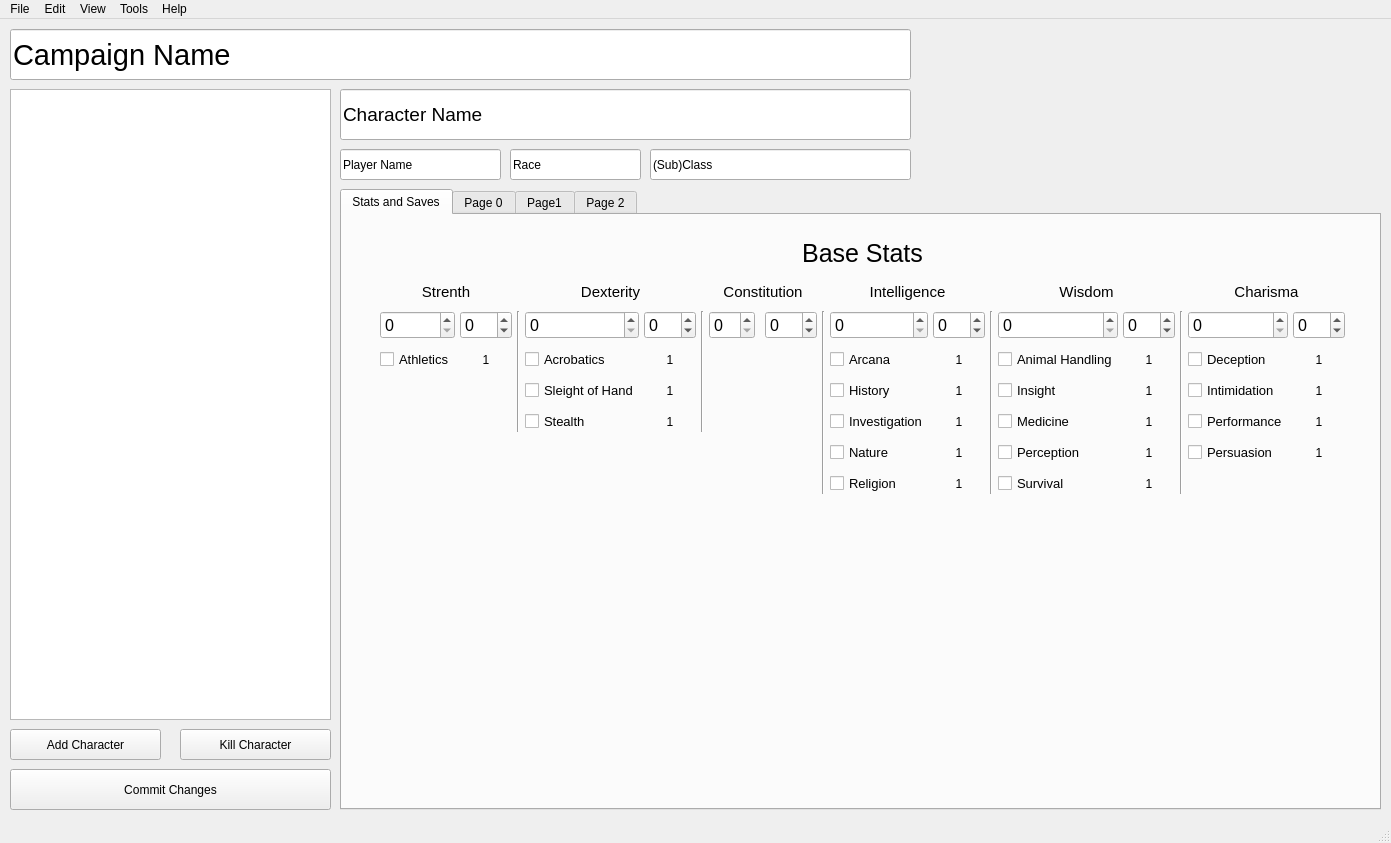
mng-25/DungeonManager, file dmanager.ui: the form before one commit.
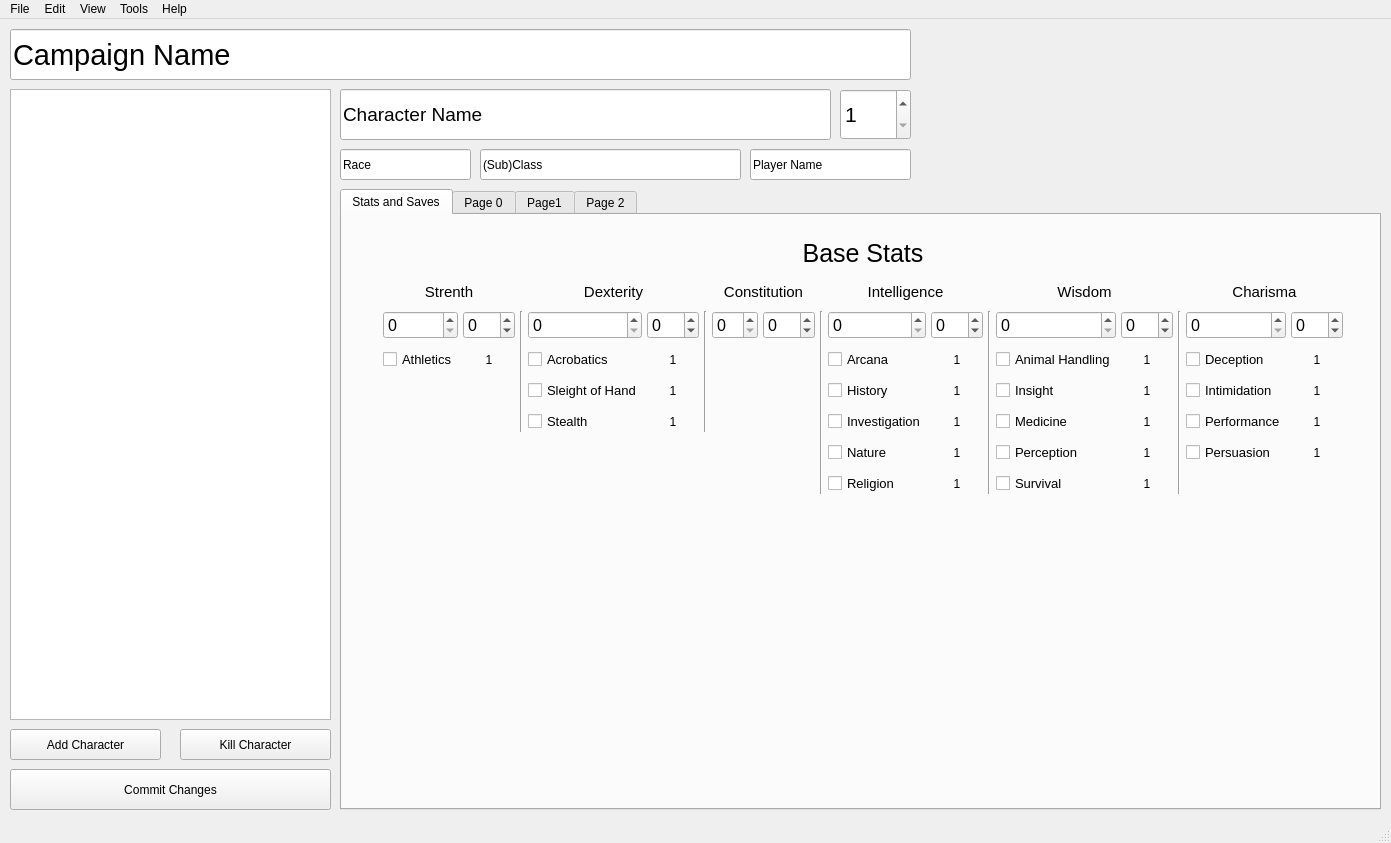
The form after the commit.

Patch:
```diff
--- a/dmanager.ui
+++ b/dmanager.ui
@@ -676,15 +676,6 @@
          </property>
         </widget>
        </item>
-       <item row="2" column="9">
-        <widget class="QSpinBox" name="conBaseSpin">
-         <property name="font">
-          <font>
-           <pointsize>12</pointsize>
-          </font>
-         </property>
-        </widget>
-       </item>
        <item row="7" column="19">
         <widget class="QLabel" name="srvl_val">
          <property name="text">
@@ -822,6 +813,31 @@
          </property>
         </widget>
        </item>
+       <item row="2" column="9" colspan="2">
+        <widget class="QSpinBox" name="conBaseSpin">
+         <property name="font">
+          <font>
+           <pointsize>12</pointsize>
+          </font>
+         </property>
+        </widget>
+       </item>
+       <item row="3" column="9" colspan="2">
+        <spacer name="horizontalSpacer_12">
+         <property name="orientation">
+          <enum>Qt::Horizontal</enum>
+         </property>
+         <property name="sizeType">
+          <enum>QSizePolicy::MinimumExpanding</enum>
+         </property>
+         <property name="sizeHint" stdset="0">
+          <size>
+           <width>15</width>
+           <height>20</height>
+          </size>
+         </property>
+        </spacer>
+       </item>
       </layout>
      </widget>
     </widget>
@@ -872,7 +888,7 @@
      <rect>
       <x>340</x>
       <y>70</y>
-      <width>571</width>
+      <width>491</width>
       <height>51</height>
      </rect>
     </property>
@@ -888,7 +904,7 @@
    <widget class="QLineEdit" name="playerName">
     <property name="geometry">
      <rect>
-      <x>340</x>
+      <x>750</x>
       <y>130</y>
       <width>161</width>
       <height>31</height>
@@ -932,7 +948,7 @@
    <widget class="QLineEdit" name="class_subclass">
     <property name="geometry">
      <rect>
-      <x>650</x>
+      <x>480</x>
       <y>130</y>
       <width>261</width>
       <height>31</height>
@@ -945,7 +961,7 @@
    <widget class="QLineEdit" name="race">
     <property name="geometry">
      <rect>
-      <x>510</x>
+      <x>340</x>
       <y>130</y>
       <width>131</width>
       <height>31</height>
@@ -970,6 +986,39 @@
      </font>
     </property>
    </widget>
+   <widget class="QSpinBox" name="lvl_spin">
+    <property name="geometry">
+     <rect>
+      <x>840</x>
+      <y>70</y>
+      <width>71</width>
+      <height>51</height>
+     </rect>
+    </property>
+    <property name="font">
+     <font>
+      <pointsize>16</pointsize>
+     </font>
+    </property>
+    <property name="toolTip">
+     <string extracomment="Character Level"/>
+    </property>
+    <property name="toolTipDuration">
+     <number>5</number>
+    </property>
+    <property name="prefix">
+     <string extracomment="Level"/>
+    </property>
+    <property name="minimum">
+     <number>1</number>
+    </property>
+    <property name="maximum">
+     <number>20</number>
+    </property>
+    <property name="value">
+     <number>1</number>
+    </property>
+   </widget>
   </widget>
   <widget class="QMenuBar" name="menubar">
    <property name="geometry">
```
Left out of the diff: 65 changed lines with no effect on the pictures.
